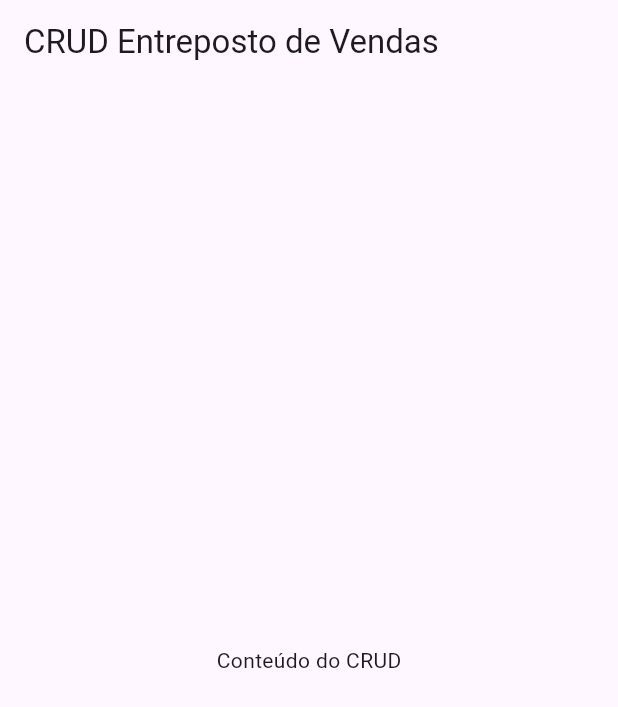
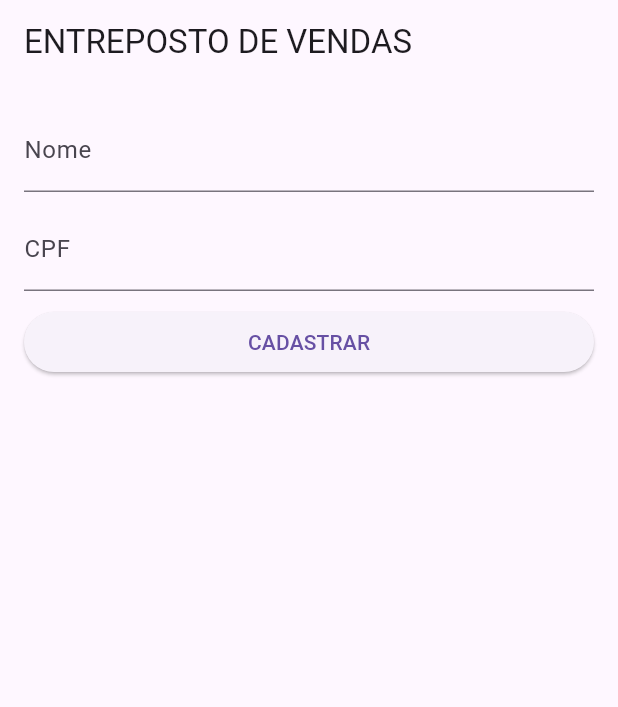
Before and after one commit to pepeuvine/proposlisandoApp, a Flutter app: the screen it shows after launch, after a tap on "ENTREPOSTO DE VENDAS", on a phone screen of 412 x 824 dp. Shown: the top 707 px of the screen. Run offline on Flutter 3.47's test engine with Material 3 defaults, Android fonts, the phone set to English and light mode, and no system bars.

Commit message:
Configuração da tela PRODUÇÃO e ENTREPOSTO DE VENDAS

```diff
--- a/lib/screens/EntrepostoScreen.dart
+++ b/lib/screens/EntrepostoScreen.dart
@@ -9,12 +9,57 @@ class EntrepostoScreen extends StatelessWidget {
       debugShowCheckedModeBanner: false,
       home: Scaffold(
         appBar: AppBar(
-          title:const Text('CRUD Entreposto de Vendas'),
+          title: const Text('ENTREPOSTO DE VENDAS'),
         ),
-        body: const Center(
-          child: Text('Conteúdo do CRUD'),
+        body: const Padding(
+          padding: EdgeInsets.all(16.0),
+          child: CrudEntreposto(),
         ),
       ),
     );
   }
 }
+
+class CrudEntreposto extends StatefulWidget {
+  const CrudEntreposto({super.key});
+
+  @override
+  EntrepostoState createState() => EntrepostoState();
+}
+
+class EntrepostoState extends State<CrudEntreposto> {
+  final TextEditingController _nameController = TextEditingController();
+  final TextEditingController _cpfController = TextEditingController();
+
+  @override
+  Widget build(BuildContext context) {
+    // TODO: implement build
+    return SingleChildScrollView(
+      child: Column(
+        crossAxisAlignment: CrossAxisAlignment.stretch,
+        children: [
+          TextField(
+            controller: _nameController,
+            keyboardType: TextInputType.text,
+            decoration: const InputDecoration(labelText: 'Nome'),
+          ),
+          const SizedBox(
+            height: 10,
+          ),
+          TextField(
+            controller: _cpfController,
+            keyboardType: TextInputType.number,
+            decoration: const InputDecoration(labelText: 'CPF'),
+          ),
+          const SizedBox(
+            height: 10,
+          ),
+          ElevatedButton(
+            onPressed: () {},
+            child: const Text('CADASTRAR'),
+          ),
+        ],
+      ),
+    );
+  }
+}
```
Also changed, not shown: lib/screens/OrigemScreen.dart (+23 -10 lines), lib/screens/ProducaoScreen.dart (+50 -4 lines).
